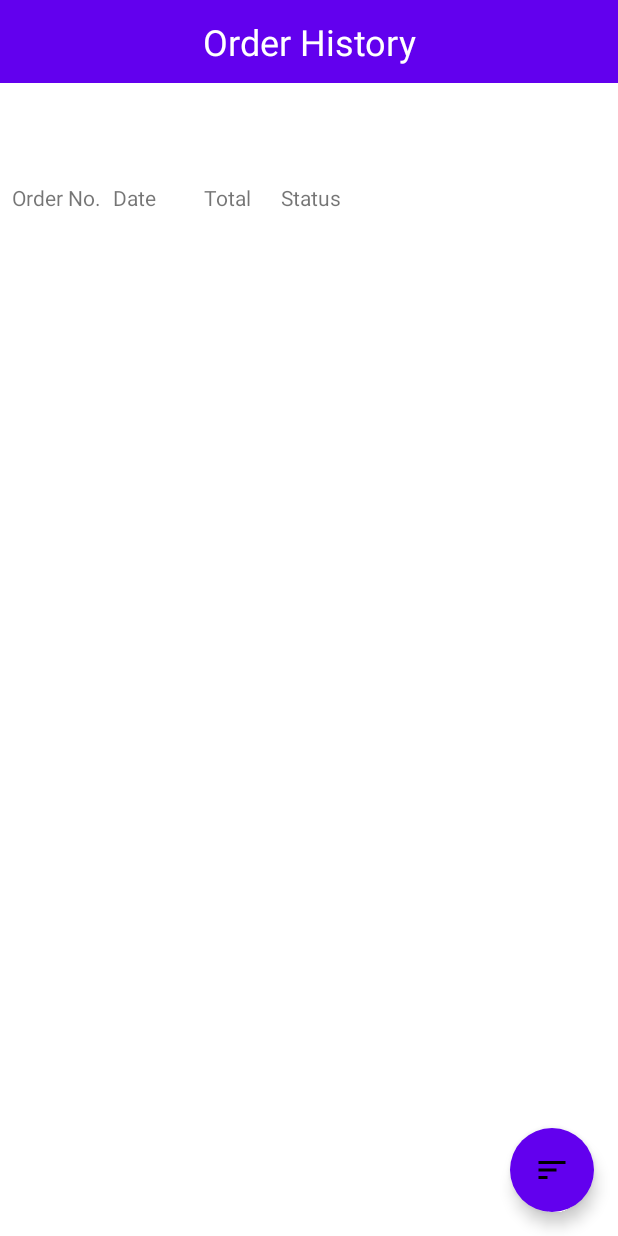
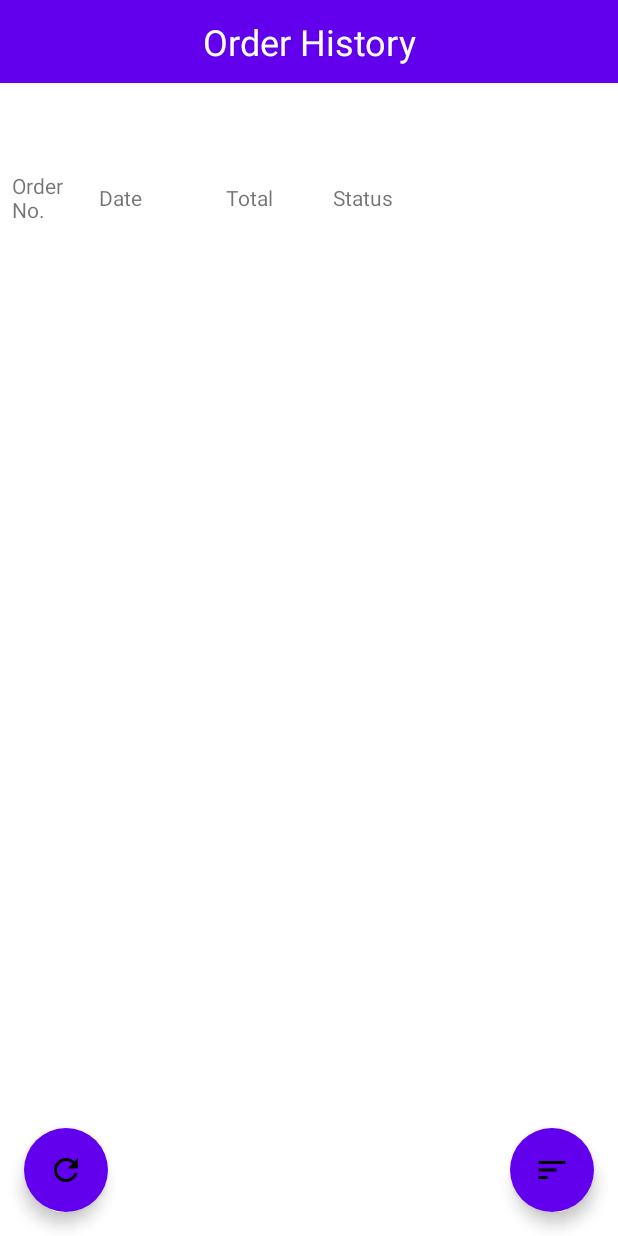
Before and after one commit to Mekanik4/ReStock, an Android app: the OrderHistory screen opened directly, with no data from a screen before it, on a phone screen of 412 x 824 dp. Run offline under Robolectric (Android 15) with nearby library versions, the light colour scheme and no system bars; 2 statements that could not run were skipped.

Commit message:
Added refresh button(and its functionality) + minor changes to activity_order_history.xml to address a specific issue

```diff
--- a/app/src/main/java/com/example/restock/OrderHistory.java
+++ b/app/src/main/java/com/example/restock/OrderHistory.java
@@ -26,7 +26,7 @@
     LinearLayoutManager linearLayoutManager;
     RecyclerView.Adapter<OrdersRecyclerAdapter.ViewHolder> ordersAdapterDef, ordersAdapterNoDesc, ordersAdapterTotAsc, ordersAdapterTotDesc;
     Order orders[];
-    FloatingActionButton totalAsc, totalDesc, orderNoAsc, orderNoDesc, sortBy;
+    FloatingActionButton totalAsc, totalDesc, orderNoAsc, orderNoDesc, sortBy, refresher;
     Animation fabOpen, fabClose, rotateForward, rotateBackward;
 
     boolean isOpen = false;
@@ -45,6 +45,7 @@
 
         orders = dbHandler.getAllOrders();
 
+        orders[0].setCompleted(false);
         ordersAdapterDef = new OrdersRecyclerAdapter(orders, this);
         ordersRecyclerView.setAdapter(ordersAdapterDef);
 
@@ -53,6 +54,7 @@
         orderNoAsc =  findViewById(R.id.orderNoAscendingBtn);
         orderNoDesc = findViewById(R.id.orderNoDescendingBtn);
         sortBy = findViewById(R.id.sortingFloatingBtn);
+        refresher = findViewById(R.id.refreshBtn);
 
         //animations
         fabOpen = AnimationUtils.loadAnimation(this, R.anim.fab_open);
@@ -146,6 +148,14 @@
             }
         });
 
+        refresher.setOnClickListener(new View.OnClickListener() {
+            @Override
+            public void onClick(View v) {
+                finish();
+                startActivity(getIntent());
+            }
+        });
+
         sortBy.setOnLongClickListener(new View.OnLongClickListener() {
             @Override
             public boolean onLongClick(View v) {
@@ -182,6 +192,14 @@
             @Override
             public boolean onLongClick(View v) {
                 Toast.makeText(OrderHistory.this, "Order ascending", Toast.LENGTH_SHORT).show();
+                return true;
+            }
+        });
+
+        refresher.setOnLongClickListener(new View.OnLongClickListener() {
+            @Override
+            public boolean onLongClick(View v) {
+                Toast.makeText(OrderHistory.this, "Refresh page", Toast.LENGTH_SHORT).show();
                 return true;
             }
         });
--- /dev/null
+++ b/app/src/main/res/drawable/ic_refresh_black_24dp.xml
@@ -0,0 +1,5 @@
+<vector android:autoMirrored="true" android:height="24dp"
+    android:viewportHeight="24" android:viewportWidth="24"
+    android:width="24dp" xmlns:android="http://schemas.android.com/apk/res/android">
+    <path android:fillColor="#000000" android:pathData="M17.65,6.35C16.2,4.9 14.21,4 12,4c-4.42,0 -7.99,3.58 -7.99,8s3.57,8 7.99,8c3.73,0 6.84,-2.55 7.73,-6h-2.08c-0.82,2.33 -3.04,4 -5.65,4 -3.31,0 -6,-2.69 -6,-6s2.69,-6 6,-6c1.66,0 3.14,0.69 4.22,1.78L13,11h7V4l-2.35,2.35z"/>
+</vector>
--- a/app/src/main/res/layout/activity_order_history.xml
+++ b/app/src/main/res/layout/activity_order_history.xml
@@ -50,7 +50,7 @@
         android:layout_width="wrap_content"
         android:layout_height="wrap_content"
         android:layout_marginStart="8dp"
-        android:text="@string/order_no"
+        android:text="@string/order_nno"
         app:layout_constraintBottom_toTopOf="@+id/orderHistoryRecyclerView"
         app:layout_constraintStart_toStartOf="parent"
         app:layout_constraintTop_toBottomOf="@+id/orderHistoryTitleToolbar" />
@@ -59,7 +59,7 @@
         android:id="@+id/dateTxtView"
         android:layout_width="wrap_content"
         android:layout_height="wrap_content"
-        android:layout_marginStart="8dp"
+        android:layout_marginStart="24dp"
         android:text="@string/date"
         app:layout_constraintBottom_toTopOf="@+id/orderHistoryRecyclerView"
         app:layout_constraintStart_toEndOf="@+id/orderNoTxtView"
@@ -69,7 +69,7 @@
         android:id="@+id/totalTxtView"
         android:layout_width="wrap_content"
         android:layout_height="wrap_content"
-        android:layout_marginStart="32dp"
+        android:layout_marginStart="56dp"
         android:text="@string/totalValue"
         app:layout_constraintBottom_toTopOf="@+id/orderHistoryRecyclerView"
         app:layout_constraintStart_toEndOf="@+id/dateTxtView"
@@ -79,7 +79,7 @@
         android:id="@+id/statusTxtView"
         android:layout_width="wrap_content"
         android:layout_height="wrap_content"
-        android:layout_marginStart="20dp"
+        android:layout_marginStart="40dp"
         android:text="@string/status"
         app:layout_constraintBottom_toTopOf="@+id/orderHistoryRecyclerView"
         app:layout_constraintStart_toEndOf="@+id/totalTxtView"
@@ -173,5 +173,23 @@
         app:layout_constraintEnd_toStartOf="@+id/orderNoDescendingBtn"
         app:srcCompat="@drawable/ic_sort_19" />
 
+    <com.google.android.material.floatingactionbutton.FloatingActionButton
+        android:id="@+id/refreshBtn"
+        android:layout_width="wrap_content"
+        android:layout_height="wrap_content"
+        android:layout_marginStart="16dp"
+        android:layout_marginBottom="16dp"
+        android:backgroundTint="?attr/colorPrimary"
+        android:clickable="true"
+        android:contentDescription="@string/refreshing_button_description"
+        android:focusable="true"
+        android:tint="@color/white"
+        android:visibility="visible"
+        app:borderWidth="0dp"
+        app:layout_constraintBottom_toBottomOf="parent"
+        app:layout_constraintStart_toStartOf="parent"
+        app:srcCompat="@drawable/ic_refresh_black_24dp"
+        tools:ignore="RedundantDescriptionCheck"/>
+
 
 </androidx.constraintlayout.widget.ConstraintLayout>
--- a/app/src/main/res/layout/order_history_layout.xml
+++ b/app/src/main/res/layout/order_history_layout.xml
@@ -45,7 +45,7 @@
             android:id="@+id/historyCardStatusTxtView"
             android:layout_width="wrap_content"
             android:layout_height="wrap_content"
-            android:layout_marginStart="16dp"
+            android:layout_marginStart="20dp"
             android:text="@string/status"
             android:textSize="12sp"
             app:layout_constraintBottom_toBottomOf="parent"
--- a/app/src/main/res/values/strings.xml
+++ b/app/src/main/res/values/strings.xml
@@ -52,7 +52,6 @@
     <string name="emailSubjectSuggestion">Enter email subject</string>
     <string name="totalValue">Total</string>
     <string name="title_order_history">Order History</string>
-    <string name="orderNo">Order No</string>
     <string name="status">Status</string>
     <string name="sort_by">Sort by:</string>
     <string name="order_id">Order id</string>
@@ -66,6 +65,8 @@
     <string name="supplier">Supplier</string>
     <string name="send_to_supplier">Send to supplier</string>
     <string name="finish">Finish</string>
+    <string name="order_nno">Order\nNo.</string>
+    <string name="refreshing_button_description">Refreshing button</string>
 
     <string-array name="sort_types">
         <item>Order No. Desc.</item>
```
Also changed, not shown: app/src/main/java/com/example/restock/RecycleView/OrdersRecyclerAdapter.java (+6 -6 lines).
